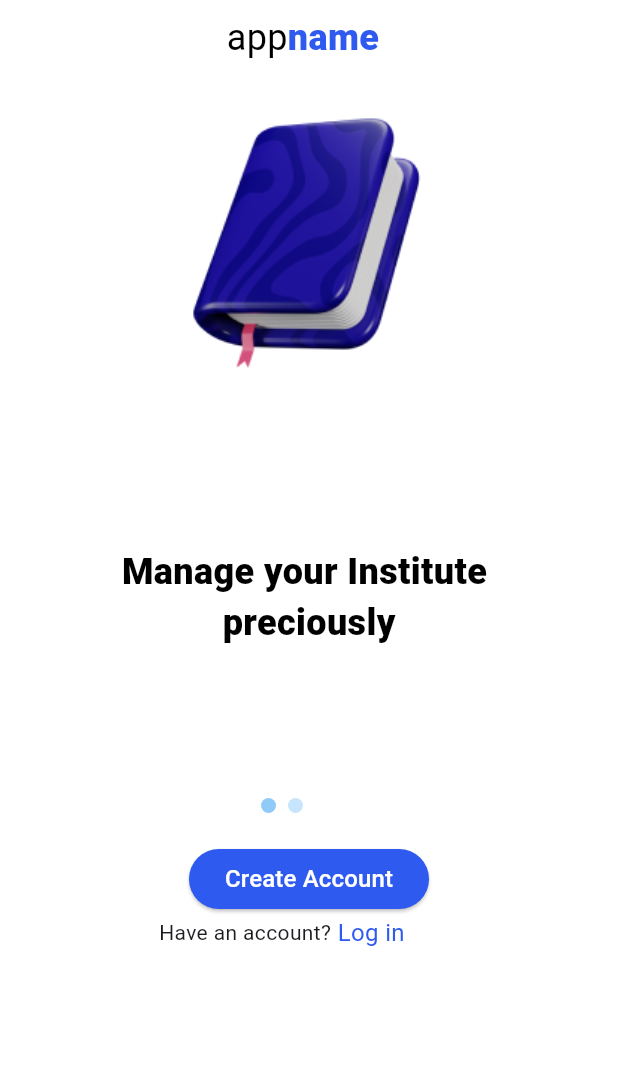
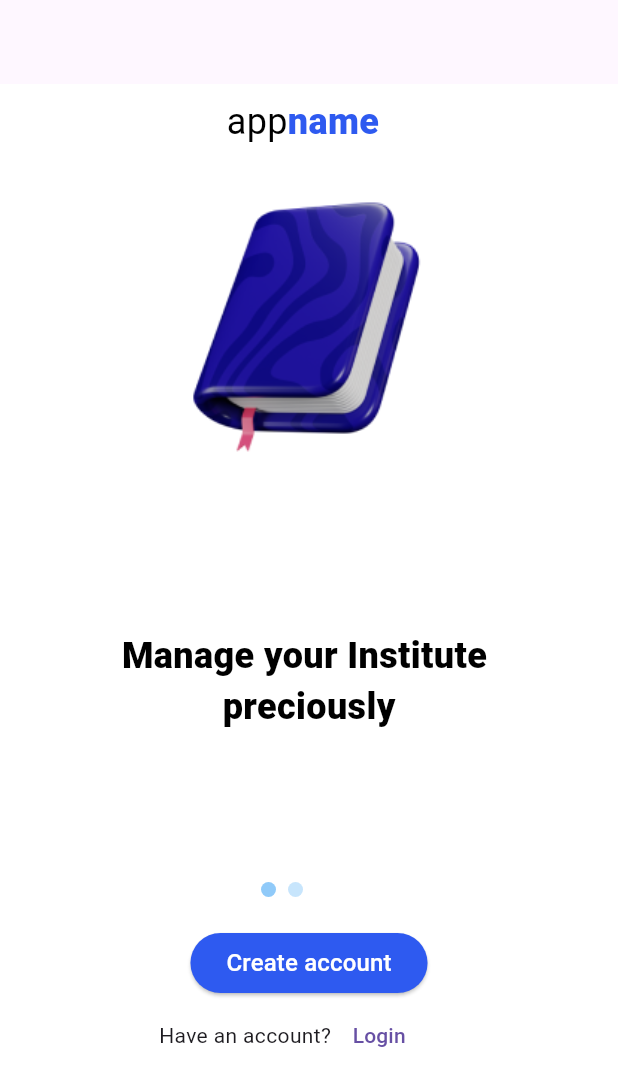
Before and after one commit to mj-pavithra/Flutter-projects, a Flutter app: the screen it shows after launch, on a phone screen of 412 x 824 dp. Shown: the top 1086 px of the screen. Run offline on Flutter 3.47's test engine with Material 3 defaults, Android fonts, the light colour scheme and no system bars; our stand-ins replace intl_phone_field.

Commit message:
Basics Second page is about to test. Routing have to fixed

```diff
--- /dev/null
+++ b/wise_atm/lib/components/blueBigbutton.dart
@@ -0,0 +1,36 @@
+import 'package:flutter/material.dart';
+
+
+class BlueBigButton extends StatelessWidget{
+
+  final String text;
+  final VoidCallback onPressed;
+
+  const BlueBigButton({
+    super.key,
+    required this.text,
+    required this.onPressed
+
+  });
+
+  @override
+  Widget build(BuildContext context) {
+    return
+    ElevatedButton(
+      style: ElevatedButton.styleFrom(
+        foregroundColor: Colors.white,
+        backgroundColor: Color.fromRGBO(46, 90, 240, 1),
+        shape: RoundedRectangleBorder(
+          borderRadius: BorderRadius.circular(20.0),
+        ),
+      ),
+      onPressed: onPressed,
+      child: Text(
+          text,
+          style: TextStyle(
+            fontSize: 16,
+          )),
+    );
+
+  }
+}
--- a/wise_atm/lib/components/stepperDots.dart
+++ b/wise_atm/lib/components/stepperDots.dart
@@ -14,7 +14,7 @@ class _DotLoadingIndicatorState extends State<DotLoadingIndicator>
     super.initState();
     _controller = AnimationController(
       vsync: this,
-      duration: Duration(milliseconds: 1200),
+      duration:const Duration(milliseconds: 1200),
     )..repeat();
   }
 
@@ -33,7 +33,7 @@ class _DotLoadingIndicatorState extends State<DotLoadingIndicator>
           animation: _controller,
           builder: (context, child) {
             return Container(
-              margin: EdgeInsets.symmetric(horizontal: 4.0),
+              margin: const EdgeInsets.symmetric(horizontal: 4.0),
               width: 10.0,
               height: 10.0,
               decoration: BoxDecoration(
--- a/wise_atm/lib/screens/splash.dart
+++ b/wise_atm/lib/screens/splash.dart
@@ -1,5 +1,7 @@
 import 'package:flutter/material.dart';
+import 'package:wise_atm/components/blueBigbutton.dart';
 import 'package:wise_atm/components/stepperDots.dart';
+
 
 class Splash extends StatelessWidget {
   const Splash({super.key});
@@ -8,6 +10,7 @@ class Splash extends StatelessWidget {
   @override
   Widget build(BuildContext context) {
     return Scaffold(
+      appBar: AppBar(),
       body: Container(
         alignment: Alignment.center,
         color: Colors.white,
@@ -45,14 +48,14 @@ class Splash extends StatelessWidget {
               margin: const EdgeInsets.only(top: 100),
               child: const Column(
                 children: [
-                  const Text(
+                   Text(
                     'Manage your Institute ',
                     style: TextStyle(
                         color: Colors.black,
                         fontSize: 24,
                         fontWeight: FontWeight.w900),
                   ),
-                  const Text(
+                   Text(
                     'preciously',
                     style: TextStyle(
                         color: Colors.black,
@@ -70,32 +73,36 @@ class Splash extends StatelessWidget {
                   DotLoadingIndicator(),
                   Container(
                     margin: const EdgeInsets.only(top: 20),
-                    child: ElevatedButton(
-                      style: ElevatedButton.styleFrom(
-                        foregroundColor: Colors.white,
-                        backgroundColor: Color.fromRGBO(46, 90, 240, 1),
-                        shape: RoundedRectangleBorder(
-                          borderRadius: BorderRadius.circular(20.0),
-                        ),
-                      ),
-                      onPressed: () {
-                        Navigator.pushNamed(context, '/register');
-                      },
-                      child: const Text('Create Account',
-                          style: TextStyle(
-                            fontSize: 16,
-                          )),
-                    ),
+                    child: BlueBigButton(text: "Create account", onPressed: () {
+                      Navigator.pushNamed(context, '/register');
+                      print("Create Account button is pressed");
+                    },),
+                    // child: ElevatedButton(
+                    //   style: ElevatedButton.styleFrom(
+                    //     foregroundColor: Colors.white,
+                    //     backgroundColor: Color.fromRGBO(46, 90, 240, 1),
+                    //     shape: RoundedRectangleBorder(
+                    //       borderRadius: BorderRadius.circular(20.0),
+                    //     ),
+                    //   ),
+                    //   onPressed: () {
+                    //     Navigator.pushNamed(context, '/register');
+                    //   },
+                    //   child: const Text('Create Account',
+                    //       style: TextStyle(
+                    //         fontSize: 16,
+                    //       )),
+                    // ),
                   ),
-                  const Row(
+                   Row(
                     children: [
-                      Text('Have an account?'),
-                      Text(
-                        ' Log in',
-                        style: TextStyle(
-                            color: Color.fromRGBO(46, 90, 240, 1),
-                            fontSize: 16),
-                      )
+                      const Text('Have an account?'),
+                      TextButton(onPressed: ()
+                          {
+                            Navigator.pushNamed(context, '/login');
+                            print("Login button is pressed");
+                          },
+                          child: const Text("Login"))
                     ],
                   ),
                 ],
--- a/wise_atm/pubspec.yaml
+++ b/wise_atm/pubspec.yaml
@@ -31,10 +31,8 @@ dependencies:
   flutter:
     sdk: flutter
 
-
-  # The following adds the Cupertino Icons font to your application.
-  # Use with the CupertinoIcons class for iOS style icons.
   cupertino_icons: ^1.0.8
+  intl_phone_field: ^3.2.0
 
 dev_dependencies:
   flutter_test:
```
Also changed, not shown: wise_atm/lib/main.dart (+9 -1 lines), wise_atm/lib/screens/login.dart (+55 -0 lines), wise_atm/pubspec.lock, 1 other file.
